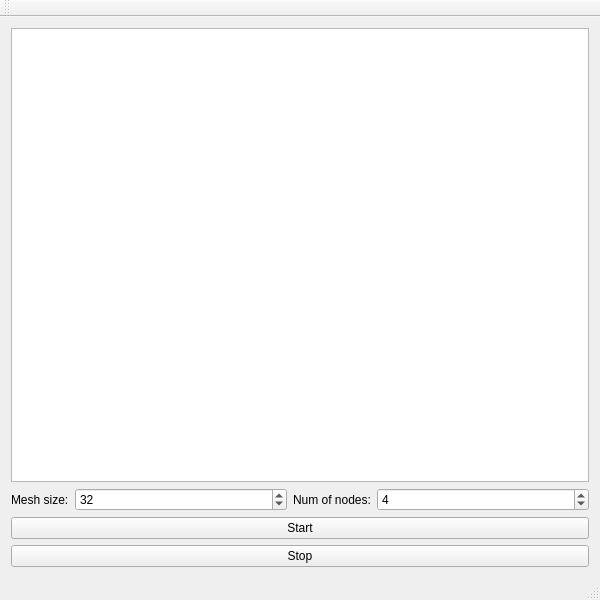
Qt form picmainwindow.ui (georgy-schukin/pic-sym) before a commit.
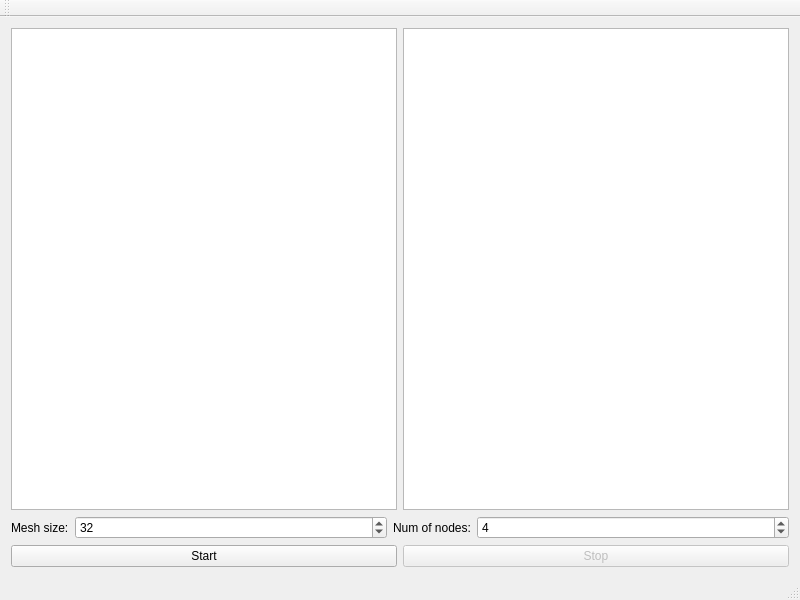
The same form after that commit.

```diff
--- a/picmainwindow.ui
+++ b/picmainwindow.ui
@@ -6,7 +6,7 @@
    <rect>
     <x>0</x>
     <y>0</y>
-    <width>600</width>
+    <width>800</width>
     <height>600</height>
    </rect>
   </property>
@@ -28,9 +28,16 @@
   <widget class="QWidget" name="centralWidget">
    <layout class="QVBoxLayout" name="verticalLayout">
     <item>
+     <layout class="QHBoxLayout" name="horizontalLayout_2">
+      <item>
      <widget class="QGraphicsView" name="graphicsView"/>
     </item>
     <item>
+       <widget class="QGraphicsView" name="graphicsView_2"/>
+      </item>
+     </layout>
+    </item>
+    <item>
      <layout class="QHBoxLayout" name="horizontalLayout">
       <item>
        <widget class="QLabel" name="sizeLabel">
@@ -87,6 +94,8 @@
      </layout>
     </item>
     <item>
+     <layout class="QHBoxLayout" name="horizontalLayout_3">
+      <item>
      <widget class="QPushButton" name="startButton">
       <property name="text">
        <string>Start</string>
@@ -95,12 +104,17 @@
     </item>
     <item>
      <widget class="QPushButton" name="stopButton">
+        <property name="enabled">
+         <bool>false</bool>
+        </property>
       <property name="text">
        <string>Stop</string>
       </property>
      </widget>
     </item>
    </layout>
+    </item>
+   </layout>
   </widget>
   <widget class="QMenuBar" name="menuBar">
    <property name="geometry">
```
Left out of the diff: 2 changed lines with no effect on the pictures. Lines whose indentation alone changed are shown as unchanged.
